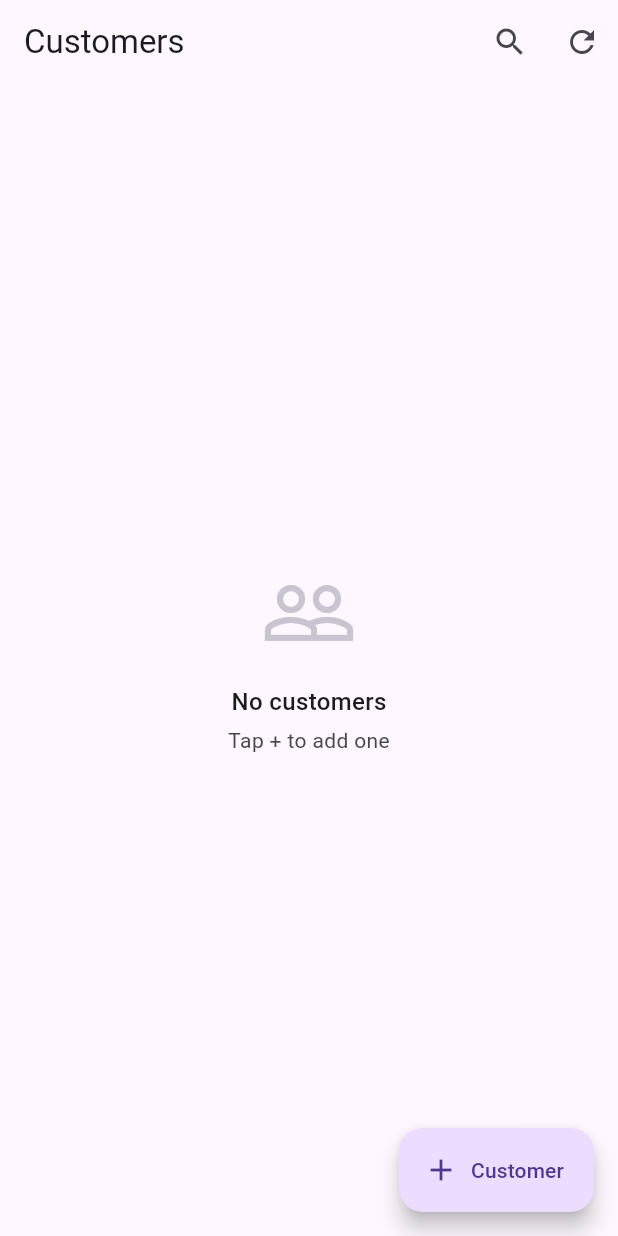
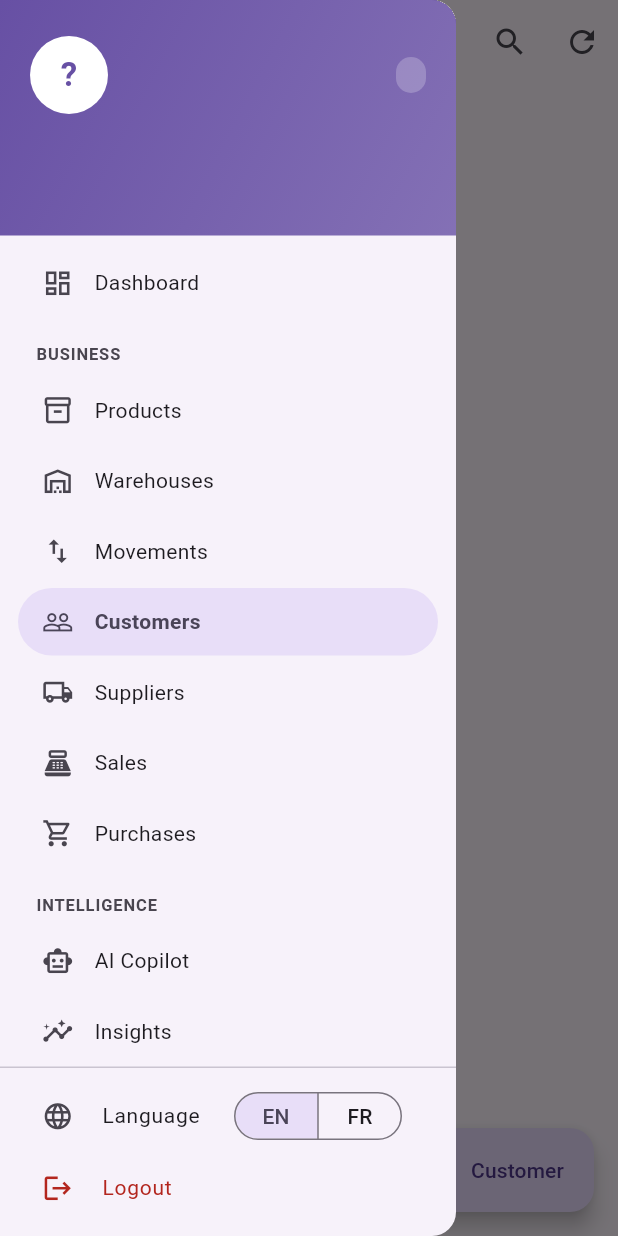
Before and after one commit to ayadimohamed25/Forever_One, a Flutter app: the CustomersPage screen opened by its route, with the side drawer open (before the commit the screen has no drawer), on a phone screen of 412 x 824 dp. Run offline on Flutter 3.47's test engine with Material 3 defaults, Android fonts, the light colour scheme and no system bars; our stand-ins replace dartz, dio, flutter_markdown, flutter_riverpod, flutter_secure_storage, go_router and 2 more; accounts and stored records are empty; network calls fail.

Commit message:
Add navigation sidebar with user profile header

```diff
--- a/lib/features/ai/presentation/pages/ai_chat_page.dart
+++ b/lib/features/ai/presentation/pages/ai_chat_page.dart
@@ -3,6 +3,7 @@ import 'package:flutter_markdown/flutter_markdown.dart';
 import 'package:flutter_riverpod/flutter_riverpod.dart';
 import '../../../../l10n/app_localizations.dart';
 import '../providers/ai_provider.dart';
+import '../../../../shared/widgets/app_drawer.dart';
 
 class AiChatPage extends ConsumerStatefulWidget {
   const AiChatPage({super.key});
@@ -65,6 +66,7 @@ class _AiChatPageState extends ConsumerState<AiChatPage> {
     });
 
     return Scaffold(
+      drawer: const AppDrawer(currentRoute: '/ai'),
       appBar: AppBar(
         title: Row(
           children: [
--- a/lib/features/auth/domain/entities/user_entity.dart
+++ b/lib/features/auth/domain/entities/user_entity.dart
@@ -3,11 +3,24 @@ class UserEntity {
   final String email;
   final String role;
   final String tenantId;
+  final String companyName;
 
   const UserEntity({
     required this.id,
     required this.email,
     required this.role,
     required this.tenantId,
+    this.companyName = '',
   });
+
+  /// The part of the email before @, used as a display name fallback.
+  String get displayName {
+    final at = email.indexOf('@');
+    return at > 0 ? email.substring(0, at) : email;
+  }
+
+  String get initials {
+    final name = displayName;
+    return name.isNotEmpty ? name[0].toUpperCase() : '?';
+  }
 }
--- a/lib/features/customers/presentation/pages/customers_page.dart
+++ b/lib/features/customers/presentation/pages/customers_page.dart
@@ -5,6 +5,7 @@ import '../../domain/entities/customer_entity.dart';
 import '../providers/customer_provider.dart';
 import '../widgets/customer_form_dialog.dart';
 import 'customer_detail_page.dart';
+import '../../../../shared/widgets/app_drawer.dart';
 
 class CustomersPage extends ConsumerStatefulWidget {
   const CustomersPage({super.key});
@@ -104,6 +105,7 @@ class _CustomersPageState extends ConsumerState<CustomersPage> {
     final l10n = AppLocalizations.of(context)!;
 
     return Scaffold(
+      drawer: const AppDrawer(currentRoute: '/customers'),
       appBar: AppBar(
         title: searchVisible
             ? TextField(
@@ -290,7 +292,7 @@ class _CustomersPageState extends ConsumerState<CustomersPage> {
                           Text(
                             c.owesMoney
                                 ? '${c.balance.toStringAsFixed(2)} DT'
-                                : '—',
+                                : 'â€”',
                             style: TextStyle(
                               fontSize: 15,
                               fontWeight: FontWeight.bold,
--- a/lib/features/dashboard/presentation/pages/audit_page.dart
+++ b/lib/features/dashboard/presentation/pages/audit_page.dart
@@ -2,6 +2,7 @@ import 'package:flutter/material.dart';
 import 'package:flutter_riverpod/flutter_riverpod.dart';
 import '../../../../l10n/app_localizations.dart';
 import '../providers/audit_provider.dart';
+import '../../../../shared/widgets/app_drawer.dart';
 
 class AuditPage extends ConsumerStatefulWidget {
   const AuditPage({super.key});
@@ -108,7 +109,7 @@ class _AuditPageState extends ConsumerState<AuditPage> {
         .replaceAll('}', '')
         .replaceAll('"', '')
         .replaceAll(':', ' : ')
-        .replaceAll(',', ' · ');
+        .replaceAll(',', ' Â· ');
   }
 
   Widget _buildTimeline(
@@ -232,6 +233,7 @@ class _AuditPageState extends ConsumerState<AuditPage> {
         : state.logs.where((l) => l.action == selectedFilter).toList();
 
     return Scaffold(
+      drawer: const AppDrawer(currentRoute: '/audit'),
       appBar: AppBar(
         title: Text(l10n.auditLog),
         actions: [
--- a/lib/features/dashboard/presentation/pages/dashboard_page.dart
+++ b/lib/features/dashboard/presentation/pages/dashboard_page.dart
@@ -8,6 +8,7 @@ import '../../../../l10n/app_localizations.dart';
 import '../../../auth/presentation/providers/auth_provider.dart';
 import '../providers/dashboard_provider.dart';
 import '../providers/report_provider.dart';
+import '../../../../shared/widgets/app_drawer.dart';
 
 class DashboardPage extends ConsumerStatefulWidget {
   const DashboardPage({super.key});
@@ -94,6 +95,7 @@ class _DashboardPageState extends ConsumerState<DashboardPage> {
     });
 
     return Scaffold(
+      drawer: const AppDrawer(currentRoute: '/dashboard'),
       appBar: AppBar(
         title: Text('Forever One — ${l10n.dashboard}'),
         actions: [
--- a/lib/features/dashboard/presentation/pages/insights_page.dart
+++ b/lib/features/dashboard/presentation/pages/insights_page.dart
@@ -2,6 +2,7 @@ import 'package:flutter/material.dart';
 import 'package:flutter_riverpod/flutter_riverpod.dart';
 import '../../../../l10n/app_localizations.dart';
 import '../providers/prediction_provider.dart';
+import '../../../../shared/widgets/app_drawer.dart';
 
 class InsightsPage extends ConsumerStatefulWidget {
   const InsightsPage({super.key});
@@ -71,6 +72,7 @@ class _InsightsPageState extends ConsumerState<InsightsPage> {
     return DefaultTabController(
       length: 3,
       child: Scaffold(
+        drawer: const AppDrawer(currentRoute: '/insights'),
         appBar: AppBar(
           title: Text(l10n.insightsAndForecasts),
           actions: [
--- a/lib/features/purchases/presentation/pages/purchases_page.dart
+++ b/lib/features/purchases/presentation/pages/purchases_page.dart
@@ -4,6 +4,7 @@ import '../../../../l10n/app_localizations.dart';
 import '../../../finance/presentation/pages/payment_page.dart';
 import '../providers/purchase_provider.dart';
 import 'create_purchase_page.dart';
+import '../../../../shared/widgets/app_drawer.dart';
 
 class PurchasesPage extends ConsumerStatefulWidget {
   const PurchasesPage({super.key});
@@ -50,6 +51,7 @@ class _PurchasesPageState extends ConsumerState<PurchasesPage> {
     final l10n = AppLocalizations.of(context)!;
 
     return Scaffold(
+      drawer: const AppDrawer(currentRoute: '/purchases'),
       appBar: AppBar(
         title: Text(l10n.purchases),
         actions: [
@@ -100,7 +102,7 @@ class _PurchasesPageState extends ConsumerState<PurchasesPage> {
                   Navigator.of(context).push(MaterialPageRoute(
                     builder: (_) => PaymentPage(
                       purchaseId: p.id,
-                      title: '${l10n.payment} — ${p.supplierName}',
+                      title: '${l10n.payment} â€” ${p.supplierName}',
                     ),
                   ));
                 },
--- a/lib/features/sales/presentation/pages/sales_page.dart
+++ b/lib/features/sales/presentation/pages/sales_page.dart
@@ -4,6 +4,7 @@ import '../../../../l10n/app_localizations.dart';
 import '../../../finance/presentation/pages/payment_page.dart';
 import '../providers/sale_provider.dart';
 import 'create_sale_page.dart';
+import '../../../../shared/widgets/app_drawer.dart';
 
 class SalesPage extends ConsumerStatefulWidget {
   const SalesPage({super.key});
@@ -57,6 +58,7 @@ class _SalesPageState extends ConsumerState<SalesPage> {
     final l10n = AppLocalizations.of(context)!;
 
     return Scaffold(
+      drawer: const AppDrawer(currentRoute: '/sales'),
       appBar: AppBar(
         title: Text(l10n.sales),
         actions: [
@@ -107,7 +109,7 @@ class _SalesPageState extends ConsumerState<SalesPage> {
                   Navigator.of(context).push(MaterialPageRoute(
                     builder: (_) => PaymentPage(
                       saleId: s.id,
-                      title: '${l10n.payment} — ${s.customerName}',
+                      title: '${l10n.payment} â€” ${s.customerName}',
                     ),
                   ));
                 },
--- a/lib/features/scan/presentation/pages/scan_page.dart
+++ b/lib/features/scan/presentation/pages/scan_page.dart
@@ -4,6 +4,7 @@ import 'package:flutter_riverpod/flutter_riverpod.dart';
 import 'package:image_picker/image_picker.dart';
 import '../../../../l10n/app_localizations.dart';
 import '../providers/document_provider.dart';
+import '../../../../shared/widgets/app_drawer.dart';
 
 class ScanPage extends ConsumerStatefulWidget {
   const ScanPage({super.key});
@@ -79,6 +80,7 @@ class _ScanPageState extends ConsumerState<ScanPage> {
     final doc = state.document;
 
     return Scaffold(
+      drawer: const AppDrawer(currentRoute: '/scan'),
       appBar: AppBar(title: Text(l10n.scanDocument)),
       body: SingleChildScrollView(
         padding: const EdgeInsets.all(16),
--- a/lib/features/stock/presentation/pages/products_page.dart
+++ b/lib/features/stock/presentation/pages/products_page.dart
@@ -4,6 +4,7 @@ import '../../../../l10n/app_localizations.dart';
 import '../../domain/entities/product_entity.dart';
 import '../providers/product_provider.dart';
 import '../widgets/product_form_dialog.dart';
+import '../../../../shared/widgets/app_drawer.dart';
 
 class ProductsPage extends ConsumerStatefulWidget {
   const ProductsPage({super.key});
@@ -110,6 +111,7 @@ class _ProductsPageState extends ConsumerState<ProductsPage> {
     final l10n = AppLocalizations.of(context)!;
 
     return Scaffold(
+      drawer: const AppDrawer(currentRoute: '/products'),
       appBar: AppBar(
         title: searchVisible
             ? TextField(
--- a/lib/features/stock/presentation/pages/stock_movement_page.dart
+++ b/lib/features/stock/presentation/pages/stock_movement_page.dart
@@ -4,6 +4,7 @@ import '../../../../l10n/app_localizations.dart';
 import '../providers/product_provider.dart';
 import '../providers/stock_movement_provider.dart';
 import '../providers/warehouse_provider.dart';
+import '../../../../shared/widgets/app_drawer.dart';
 
 class StockMovementPage extends ConsumerStatefulWidget {
   const StockMovementPage({super.key});
@@ -76,6 +77,7 @@ class _StockMovementPageState extends ConsumerState<StockMovementPage> {
         (int.tryParse(quantityController.text) ?? 0) > 0;
 
     return Scaffold(
+      drawer: const AppDrawer(currentRoute: '/stock-movement'),
       appBar: AppBar(title: Text(l10n.stockMovement)),
       body: SingleChildScrollView(
         padding: const EdgeInsets.all(16),
--- a/lib/features/stock/presentation/pages/warehouses_page.dart
+++ b/lib/features/stock/presentation/pages/warehouses_page.dart
@@ -2,6 +2,7 @@ import 'package:flutter/material.dart';
 import 'package:flutter_riverpod/flutter_riverpod.dart';
 import '../../../../l10n/app_localizations.dart';
 import '../providers/warehouse_provider.dart';
+import '../../../../shared/widgets/app_drawer.dart';
 
 class WarehousesPage extends ConsumerStatefulWidget {
   const WarehousesPage({super.key});
@@ -24,6 +25,7 @@ class _WarehousesPageState extends ConsumerState<WarehousesPage> {
     final l10n = AppLocalizations.of(context)!;
 
     return Scaffold(
+      drawer: const AppDrawer(currentRoute: '/warehouses'),
       appBar: AppBar(
         title: Text(l10n.warehouses),
         actions: [
--- a/lib/features/suppliers/presentation/pages/suppliers_page.dart
+++ b/lib/features/suppliers/presentation/pages/suppliers_page.dart
@@ -5,6 +5,7 @@ import '../../domain/entities/supplier_entity.dart';
 import '../providers/supplier_provider.dart';
 import '../widgets/supplier_form_dialog.dart';
 import 'supplier_detail_page.dart';
+import '../../../../shared/widgets/app_drawer.dart';
 
 class SuppliersPage extends ConsumerStatefulWidget {
   const SuppliersPage({super.key});
@@ -97,6 +98,7 @@ class _SuppliersPageState extends ConsumerState<SuppliersPage> {
     final l10n = AppLocalizations.of(context)!;
 
     return Scaffold(
+      drawer: const AppDrawer(currentRoute: '/suppliers'),
       appBar: AppBar(
         title: searchVisible
             ? TextField(
@@ -260,7 +262,7 @@ class _SuppliersPageState extends ConsumerState<SuppliersPage> {
                           Text(
                             s.owesMoney
                                 ? '${s.balance.toStringAsFixed(2)} DT'
-                                : '—',
+                                : 'â€”',
                             style: TextStyle(
                               fontSize: 15,
                               fontWeight: FontWeight.bold,
--- a/lib/l10n/app_localizations.dart
+++ b/lib/l10n/app_localizations.dart
@@ -1091,7 +1091,7 @@ abstract class AppLocalizations {
   /// No description provided for @system.
   ///
   /// In en, this message translates to:
-  /// **'system'**
+  /// **'System'**
   String get system;
 
   /// No description provided for @language.
@@ -1501,6 +1501,102 @@ abstract class AppLocalizations {
   /// In en, this message translates to:
   /// **'Total orders'**
   String get totalOrders;
+
+  /// No description provided for @menu.
+  ///
+  /// In en, this message translates to:
+  /// **'Menu'**
+  String get menu;
+
+  /// No description provided for @roleAdmin.
+  ///
+  /// In en, this message translates to:
+  /// **'Administrator'**
+  String get roleAdmin;
+
+  /// No description provided for @roleFinance.
+  ///
+  /// In en, this message translates to:
+  /// **'Finance manager'**
+  String get roleFinance;
+
+  /// No description provided for @roleStock.
+  ///
+  /// In en, this message translates to:
+  /// **'Stock manager'**
+  String get roleStock;
+
+  /// No description provided for @roleCommercial.
+  ///
+  /// In en, this message translates to:
+  /// **'Sales rep'**
+  String get roleCommercial;
+
+  /// No description provided for @roleEmployee.
+  ///
+  /// In en, this message translates to:
+  /// **'Employee'**
+  String get roleEmployee;
+
+  /// No description provided for @roleAuditor.
+  ///
+  /// In en, this message translates to:
+  /// **'Auditor'**
+  String get roleAuditor;
+
+  /// No description provided for @business.
+  ///
+  /// In en, this message translates to:
+  /// **'Business'**
+  String get business;
+
+  /// No description provided for @intelligence.
+  ///
+  /// In en, this message translates to:
+  /// **'Intelligence'**
+  String get intelligence;
+
+  /// No description provided for @profile.
+  ///
+  /// In en, this message translates to:
+  /// **'Profile'**
+  String get profile;
+
+  /// No description provided for @settings.
+  ///
+  /// In en, this message translates to:
+  /// **'Settings'**
+  String get settings;
+
+  /// No description provided for @logoutConfirmTitle.
+  ///
+  /// In en, this message translates to:
+  /// **'Log out?'**
+  String get logoutConfirmTitle;
+
+  /// No description provided for @logoutConfirmMessage.
+  ///
+  /// In en, this message translates to:
+  /// **'You will need to sign in again.'**
+  String get logoutConfirmMessage;
+
+  /// No description provided for @goodMorning.
+  ///
+  /// In en, this message translates to:
+  /// **'Good morning'**
+  String get goodMorning;
+
+  /// No description provided for @goodAfternoon.
+  ///
+  /// In en, this message translates to:
+  /// **'Good afternoon'**
+  String get goodAfternoon;
+
+  /// No description provided for @goodEvening.
+  ///
+  /// In en, this message translates to:
+  /// **'Good evening'**
+  String get goodEvening;
 }
 
 class _AppLocalizationsDelegate
--- /dev/null
+++ b/lib/shared/widgets/app_drawer.dart
@@ -0,0 +1,342 @@
+
+import 'package:flutter/material.dart';
+import 'package:flutter_riverpod/flutter_riverpod.dart';
+import 'package:go_router/go_router.dart';
+import '../../core/di/locale_provider.dart';
+import '../../features/auth/domain/entities/user_entity.dart';
+import '../../features/auth/presentation/providers/auth_provider.dart';
+import '../../l10n/app_localizations.dart';
+
+class AppDrawer extends ConsumerWidget {
+  /// The route of the screen currently shown, so its entry can be highlighted.
+  final String currentRoute;
+
+  const AppDrawer({super.key, required this.currentRoute});
+
+  String _roleLabel(String role, AppLocalizations l10n) {
+    switch (role) {
+      case 'admin':
+        return l10n.roleAdmin;
+      case 'finance':
+        return l10n.roleFinance;
+      case 'stock':
+        return l10n.roleStock;
+      case 'commercial':
+        return l10n.roleCommercial;
+      case 'employee':
+        return l10n.roleEmployee;
+      case 'auditor':
+        return l10n.roleAuditor;
+      default:
+        return role;
+    }
+  }
+
+  Widget _sectionLabel(String text, ThemeData theme) {
+    return Padding(
+      padding: const EdgeInsets.fromLTRB(24, 16, 16, 6),
+      child: Text(
+        text.toUpperCase(),
+        style: TextStyle(
+          fontSize: 11,
+          fontWeight: FontWeight.w700,
+          letterSpacing: 0.6,
+          color: theme.colorScheme.onSurfaceVariant,
+        ),
+      ),
+    );
+  }
+
+  Widget _navItem(
+      BuildContext context, {
+        required IconData icon,
+        required String label,
+        required String route,
+        Widget? trailing,
+      }) {
+    final theme = Theme.of(context);
+    final selected = currentRoute == route;
+
+    return Padding(
+      padding: const EdgeInsets.symmetric(horizontal: 12, vertical: 1),
+      child: Material(
+        color: selected
+            ? theme.colorScheme.secondaryContainer
+            : Colors.transparent,
+        borderRadius: BorderRadius.circular(28),
+        child: InkWell(
+          borderRadius: BorderRadius.circular(28),
+          onTap: () {
+            Navigator.of(context).pop(); // close the drawer first
+            if (!selected) context.push(route);
+          },
+          child: Padding(
+            padding: const EdgeInsets.symmetric(horizontal: 16, vertical: 12),
+            child: Row(
+              children: [
+                Icon(icon,
+                    size: 21,
+                    color: selected
+                        ? theme.colorScheme.onSecondaryContainer
+                        : theme.colorScheme.onSurfaceVariant),
+                const SizedBox(width: 14),
+                Expanded(
+                  child: Text(
+                    label,
+                    style: TextStyle(
+                      fontSize: 14,
+                      fontWeight: selected ? FontWeight.w600 : FontWeight.normal,
+                      color: selected
+                          ? theme.colorScheme.onSecondaryContainer
+                          : theme.colorScheme.onSurface,
+                    ),
+                  ),
+                ),
+                ?trailing,
+              ],
+            ),
+          ),
+        ),
+      ),
+    );
+  }
+
+  Future<void> _confirmLogout(
+      BuildContext context, WidgetRef ref, AppLocalizations l10n) async {
+    final confirmed = await showDialog<bool>(
+      context: context,
+      builder: (context) => AlertDialog(
+        shape: RoundedRectangleBorder(borderRadius: BorderRadius.circular(16)),
+        title: Text(l10n.logoutConfirmTitle),
+        content: Text(l10n.logoutConfirmMessage),
+        actions: [
+          TextButton(
+            onPressed: () => Navigator.of(context).pop(false),
+            child: Text(l10n.cancel),
+          ),
+          FilledButton(
+            onPressed: () => Navigator.of(context).pop(true),
+            child: Text(l10n.logout),
+          ),
+        ],
+      ),
+    );
+
+    if (confirmed != true) return;
+
+    await ref.read(authRepositoryProvider).logout();
+    if (context.mounted) context.go('/login');
+  }
+
+  @override
+  Widget build(BuildContext context, WidgetRef ref) {
+    final theme = Theme.of(context);
+    final l10n = AppLocalizations.of(context)!;
+    final UserEntity? user = ref.watch(authNotifierProvider).user;
+    final locale = ref.watch(localeProvider);
+
+    return Drawer(
+      child: Column(
+        children: [
+          // User header
+          Container(
+            width: double.infinity,
+            padding: EdgeInsets.fromLTRB(
+                20, MediaQuery.of(context).padding.top + 24, 20, 24),
+            decoration: BoxDecoration(
+              gradient: LinearGradient(
+                begin: Alignment.topLeft,
+                end: Alignment.bottomRight,
+                colors: [
+                  theme.colorScheme.primary,
+                  theme.colorScheme.primary.withValues(alpha: 0.8),
+                ],
+              ),
+            ),
+            child: Column(
+              crossAxisAlignment: CrossAxisAlignment.start,
+              children: [
+                Row(
+                  children: [
+                    CircleAvatar(
+                      radius: 26,
+                      backgroundColor: Colors.white,
+                      child: Text(
+                        user?.initials ?? '?',
+                        style: TextStyle(
+                          fontSize: 22,
+                          fontWeight: FontWeight.bold,
+                          color: theme.colorScheme.primary,
+                        ),
+                      ),
+                    ),
+                    const Spacer(),
+                    Container(
+                      padding: const EdgeInsets.symmetric(
+                          horizontal: 10, vertical: 4),
+                      decoration: BoxDecoration(
+                        color: Colors.white.withValues(alpha: 0.22),
+                        borderRadius: BorderRadius.circular(20),
+                      ),
+                      child: Text(
+                        _roleLabel(user?.role ?? '', l10n),
+                        style: const TextStyle(
+                          fontSize: 11,
+                          fontWeight: FontWeight.w600,
+                          color: Colors.white,
+                        ),
+                      ),
+                    ),
+                  ],
+                ),
+                const SizedBox(height: 14),
+                Text(
+                  user?.displayName ?? '',
+                  style: const TextStyle(
+                    fontSize: 17,
+                    fontWeight: FontWeight.bold,
+                    color: Colors.white,
+                  ),
+                ),
+                const SizedBox(height: 2),
+                Text(
+                  user?.email ?? '',
+                  style: TextStyle(
+                    fontSize: 12,
+                    color: Colors.white.withValues(alpha: 0.85),
+                  ),
+                  overflow: TextOverflow.ellipsis,
+                ),
+                if (user != null && user.companyName.isNotEmpty) ...[
+                  const SizedBox(height: 10),
+                  Row(
+                    children: [
+                      Icon(Icons.business,
+                          size: 13,
+                          color: Colors.white.withValues(alpha: 0.85)),
+                      const SizedBox(width: 6),
+                      Flexible(
+                        child: Text(
+                          user.companyName,
+                          style: TextStyle(
+                            fontSize: 12,
+                            color: Colors.white.withValues(alpha: 0.85),
+                          ),
+                          overflow: TextOverflow.ellipsis,
+                        ),
+                      ),
+                    ],
+                  ),
+                ],
+              ],
+            ),
+          ),
+
+          // Navigation
+          Expanded(
+            child: ListView(
+              padding: const EdgeInsets.only(bottom: 8),
+              children: [
+                const SizedBox(height: 8),
+                _navItem(context,
+                    icon: Icons.dashboard_outlined,
+                    label: l10n.dashboard,
+                    route: '/dashboard'),
+
+                _sectionLabel(l10n.business, theme),
+                _navItem(context,
+                    icon: Icons.inventory_2_outlined,
+                    label: l10n.products,
+                    route: '/products'),
+                _navItem(context,
+                    icon: Icons.warehouse_outlined,
+                    label: l10n.warehouses,
+                    route: '/warehouses'),
+                _navItem(context,
+                    icon: Icons.swap_vert,
+                    label: l10n.movements,
+                    route: '/stock-movement'),
+                _navItem(context,
+                    icon: Icons.people_outline,
+                    label: l10n.customers,
+                    route: '/customers'),
+                _navItem(context,
+                    icon: Icons.local_shipping_outlined,
+                    label: l10n.suppliers,
+                    route: '/suppliers'),
+                _navItem(context,
+                    icon: Icons.point_of_sale_outlined,
+                    label: l10n.sales,
+                    route: '/sales'),
+                _navItem(context,
+                    icon: Icons.shopping_cart_outlined,
+                    label: l10n.purchases,
+                    route: '/purchases'),
+
+                _sectionLabel(l10n.intelligence, theme),
+                _navItem(context,
+                    icon: Icons.smart_toy_outlined,
+                    label: l10n.aiCopilot,
+                    route: '/ai'),
+                _navItem(context,
+                    icon: Icons.insights_outlined,
+                    label: l10n.insights,
+                    route: '/insights'),
+                _navItem(context,
+                    icon: Icons.document_scanner_outlined,
+                    label: l10n.scanner,
+                    route: '/scan'),
+
+                _sectionLabel(l10n.system, theme),
+                _navItem(context,
+                    icon: Icons.history,
+                    label: l10n.auditLog,
+                    route: '/audit'),
+              ],
+            ),
+          ),
+
+          const Divider(height: 1),
+
+          // Language + logout
+          Padding(
+            padding: const EdgeInsets.symmetric(horizontal: 12, vertical: 8),
+            child: Column(
+              children: [
+                ListTile(
+                  dense: true,
+                  leading: const Icon(Icons.language, size: 21),
+                  title: Text(l10n.language, style: const TextStyle(fontSize: 14)),
+                  trailing: SegmentedButton<String>(
+                    style: const ButtonStyle(
+                      visualDensity: VisualDensity.compact,
+                      tapTargetSize: MaterialTapTargetSize.shrinkWrap,
+                    ),
+                    segments: const [
+                      ButtonSegment(value: 'en', label: Text('EN')),
+                      ButtonSegment(value: 'fr', label: Text('FR')),
+                    ],
+                    selected: {locale.languageCode},
+                    showSelectedIcon: false,
+                    onSelectionChanged: (s) => ref
+                        .read(localeProvider.notifier)
+                        .setLocale(Locale(s.first)),
+                  ),
+                ),
+                ListTile(
+                  dense: true,
+                  leading: Icon(Icons.logout,
+                      size: 21, color: theme.colorScheme.error),
+                  title: Text(l10n.logout,
+                      style: TextStyle(
+                          fontSize: 14, color: theme.colorScheme.error)),
+                  onTap: () => _confirmLogout(context, ref, l10n),
+                ),
+              ],
+            ),
+          ),
+        ],
+      ),
+    );
+  }
+}
```
Also changed, not shown: lib/features/auth/data/models/user_model.dart (+12 -5 lines), lib/l10n/app_en.arb (+17 -0 lines), lib/l10n/app_fr.arb (+17 -0 lines), lib/l10n/app_localizations_en.dart (+49 -1 lines), lib/l10n/app_localizations_fr.dart (+49 -1 lines).
